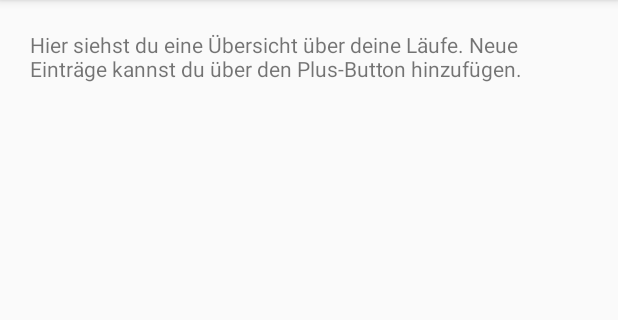
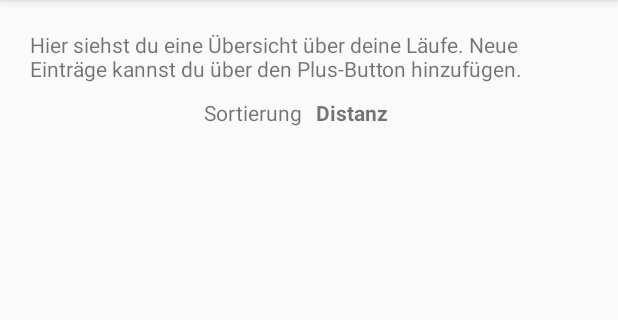
Before and after one commit to Android-Regensburg/D04-LaufLogDeluxe, an Android app: the screen it shows after launch (MainActivity), after a tap on "Sortierung umschalten", on a phone screen of 412 x 824 dp, the part 84-404 px from its top. Run offline under Robolectric (Android 15) with nearby library versions, the phone set to English and light mode, and no system bars.

```diff
--- a/app/build.gradle
+++ b/app/build.gradle
@@ -6,7 +6,7 @@ android {
 
     defaultConfig {
         applicationId "de.ur.mi.android.lauflog"
-        minSdkVersion 26
+        minSdkVersion 23
         targetSdkVersion 29
         versionCode 1
         versionName "1.0"
--- a/app/src/main/java/de/ur/mi/android/lauflog/InputActivity.java
+++ b/app/src/main/java/de/ur/mi/android/lauflog/InputActivity.java
@@ -10,8 +10,10 @@ import android.widget.EditText;
 import androidx.annotation.Nullable;
 import androidx.appcompat.app.AppCompatActivity;
 
+import java.text.SimpleDateFormat;
 import java.util.Calendar;
 import java.util.Date;
+import java.util.Locale;
 
 public class InputActivity extends AppCompatActivity {
 
--- a/app/src/main/java/de/ur/mi/android/lauflog/MainActivity.java
+++ b/app/src/main/java/de/ur/mi/android/lauflog/MainActivity.java
@@ -9,13 +9,12 @@ import android.os.Bundle;
 import android.view.Menu;
 import android.view.MenuItem;
 import android.widget.ListView;
+import android.widget.TextView;
 
-import java.time.Instant;
-import java.time.LocalDateTime;
-import java.time.ZoneId;
 import java.util.ArrayList;
 import java.util.Collections;
 import java.util.Comparator;
+import java.util.Date;
 
 import de.ur.mi.android.lauflog.data.LogEntry;
 import de.ur.mi.android.lauflog.data.LogEntryAdapter;
@@ -29,6 +28,7 @@ public class MainActivity extends AppCompatActivity {
     private ArrayList<LogEntry> log;
     private LogEntryAdapter logAdapter;
     private ListView entriesList;
+    private TextView sortModeStatus;
 
     private SortMode currentSortMode = SortMode.DATE;
     private Comparator<LogEntry> currentComparator = LogEntry.getDateComparator();
@@ -43,6 +43,8 @@ public class MainActivity extends AppCompatActivity {
     private void initUI() {
         setContentView(R.layout.activity_main);
         entriesList = findViewById(R.id.log_entry_list);
+        sortModeStatus = findViewById(R.id.sort_mode_status);
+        sortModeStatus.setText(R.string.sort_mode_date);
     }
 
     private void initLog() {
@@ -61,12 +63,15 @@ public class MainActivity extends AppCompatActivity {
         switch (currentSortMode) {
             case DATE:
                 currentComparator = LogEntry.getDateComparator();
+                sortModeStatus.setText(R.string.sort_mode_date);
                 break;
             case DISTANCE:
                 currentComparator = LogEntry.getDistanceComparator();
+                sortModeStatus.setText(R.string.sort_mode_distance);
                 break;
             case PACE:
                 currentComparator = LogEntry.getPaceComparator();
+                sortModeStatus.setText(R.string.sort_mode_pace);
                 break;
         }
         sortLog();
@@ -78,7 +83,7 @@ public class MainActivity extends AppCompatActivity {
     }
 
     private void addLogFromIntent(Intent data) {
-        LocalDateTime date = LocalDateTime.ofInstant(Instant.ofEpochMilli(data.getExtras().getLong(InputActivity.DATE_KEY)), ZoneId.systemDefault());
+        Date date = new Date(data.getExtras().getLong(InputActivity.DATE_KEY));
         float distance = data.getExtras().getFloat(InputActivity.DISTANCE_KEY);
         int minutes = data.getExtras().getInt(InputActivity.MINUTES_KEY);
         int seconds = data.getExtras().getInt(InputActivity.SECONDS_KEY);
@@ -89,7 +94,7 @@ public class MainActivity extends AppCompatActivity {
 
     private void sortLog() {
         Collections.sort(log, currentComparator);
-        logAdapter.notifyDataSetChanged();
+        logAdapter.updateDataSet(new ArrayList<LogEntry>(log));
     }
 
     @Override
@@ -100,13 +105,13 @@ public class MainActivity extends AppCompatActivity {
 
     @Override
     protected void onActivityResult(int requestCode, int resultCode, @Nullable Intent data) {
+        super.onActivityResult(requestCode, resultCode, data);
         switch (requestCode) {
             case REQUEST_CODE_FOR_NEW_LOG_ENTRY:
                 if (resultCode == RESULT_CODE_FOR_VALID_LOG_ENTRY) {
                     addLogFromIntent(data);
                 }
         }
-        super.onActivityResult(requestCode, resultCode, data);
     }
 
     @Override
--- a/app/src/main/java/de/ur/mi/android/lauflog/data/LogEntryAdapter.java
+++ b/app/src/main/java/de/ur/mi/android/lauflog/data/LogEntryAdapter.java
@@ -12,9 +12,9 @@ import androidx.annotation.NonNull;
 import androidx.annotation.Nullable;
 
 import java.text.DecimalFormat;
-import java.time.LocalDateTime;
-import java.time.format.DateTimeFormatter;
+import java.text.SimpleDateFormat;
 import java.util.ArrayList;
+import java.util.Date;
 import java.util.Locale;
 
 import de.ur.mi.android.lauflog.R;
@@ -28,15 +28,20 @@ public class LogEntryAdapter extends ArrayAdapter<LogEntry> {
         this.entries = entries;
     }
 
+    public void updateDataSet(ArrayList<LogEntry> entries) {
+        this.entries = entries;
+        this.notifyDataSetChanged();
+    }
+
     @NonNull
     @Override
     public View getView(int position, @Nullable View convertView, @NonNull ViewGroup parent) {
         View entryView = convertView;
-        if(entryView == null) {
-            entryView =  LayoutInflater.from(this.getContext()).inflate(R.layout.item_log_entry, null);
+        if (entryView == null) {
+            entryView = LayoutInflater.from(this.getContext()).inflate(R.layout.item_log_entry, null);
         }
         LogEntry currentEntry = entries.get(position);
-        if(currentEntry != null) {
+        if (currentEntry != null) {
             TextView dateView = entryView.findViewById(R.id.log_entry_date);
             TextView distanceView = entryView.findViewById(R.id.log_entry_distance);
             TextView timeView = entryView.findViewById(R.id.log_entry_time);
@@ -49,8 +54,9 @@ public class LogEntryAdapter extends ArrayAdapter<LogEntry> {
         return entryView;
     }
 
-    private String getFormattedDate(LocalDateTime date) {
-       return DateTimeFormatter.ofPattern("MM-dd-yyyy", Locale.getDefault()).format(date);
+    private String getFormattedDate(Date date) {
+        SimpleDateFormat sdf = new SimpleDateFormat("E, dd. MMMM yyyy", Locale.getDefault());
+        return sdf.format(date);
     }
 
     private String getFormattedDistance(float distance, String suffix) {
--- a/app/src/main/res/layout/activity_main.xml
+++ b/app/src/main/res/layout/activity_main.xml
@@ -17,6 +17,30 @@
             android:layout_height="wrap_content"
             android:text="@string/list_description" />
 
+        <LinearLayout
+            android:layout_width="match_parent"
+            android:layout_height="wrap_content"
+            android:layout_marginTop="10dp"
+            android:weightSum="100">
+
+            <TextView
+            android:layout_width="0dp"
+            android:layout_height="wrap_content"
+            android:layout_weight="50"
+            android:text="@string/sort_mode_hint"
+            android:textAlignment="textEnd"/>
+
+            <TextView
+                android:id="@+id/sort_mode_status"
+                android:layout_width="0dp"
+                android:layout_height="wrap_content"
+                android:layout_weight="50"
+                android:layout_marginLeft="10dp"
+                android:textStyle="bold"
+                />
+
+        </LinearLayout>
+
         <ListView
             android:id="@+id/log_entry_list"
             android:layout_width="match_parent"
--- a/app/src/main/res/values/strings.xml
+++ b/app/src/main/res/values/strings.xml
@@ -12,4 +12,8 @@
     <string name="new_log_entry_label">Neuer Eintrag</string>
     <string name="list_description">Hier siehst du eine Übersicht über deine Läufe. Neue Einträge kannst du über den Plus-Button hinzufügen.</string>
     <string name="toggle_sort_mode_label">Sortierung umschalten</string>
+    <string name="sort_mode_hint">Sortierung</string>
+    <string name="sort_mode_date">Datum</string>
+    <string name="sort_mode_distance">Distanz</string>
+    <string name="sort_mode_pace">Geschwindigkeit</string>
 </resources>
```
Also changed, not shown: app/src/main/java/de/ur/mi/android/lauflog/data/LogEntry.java (+7 -10 lines).
